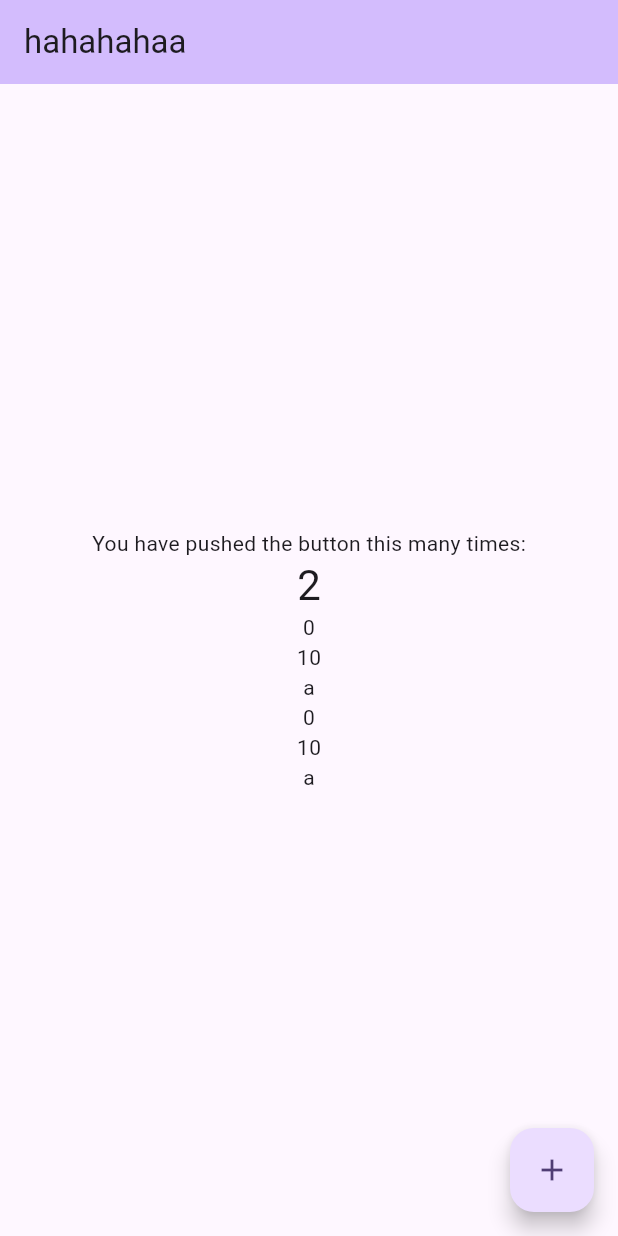
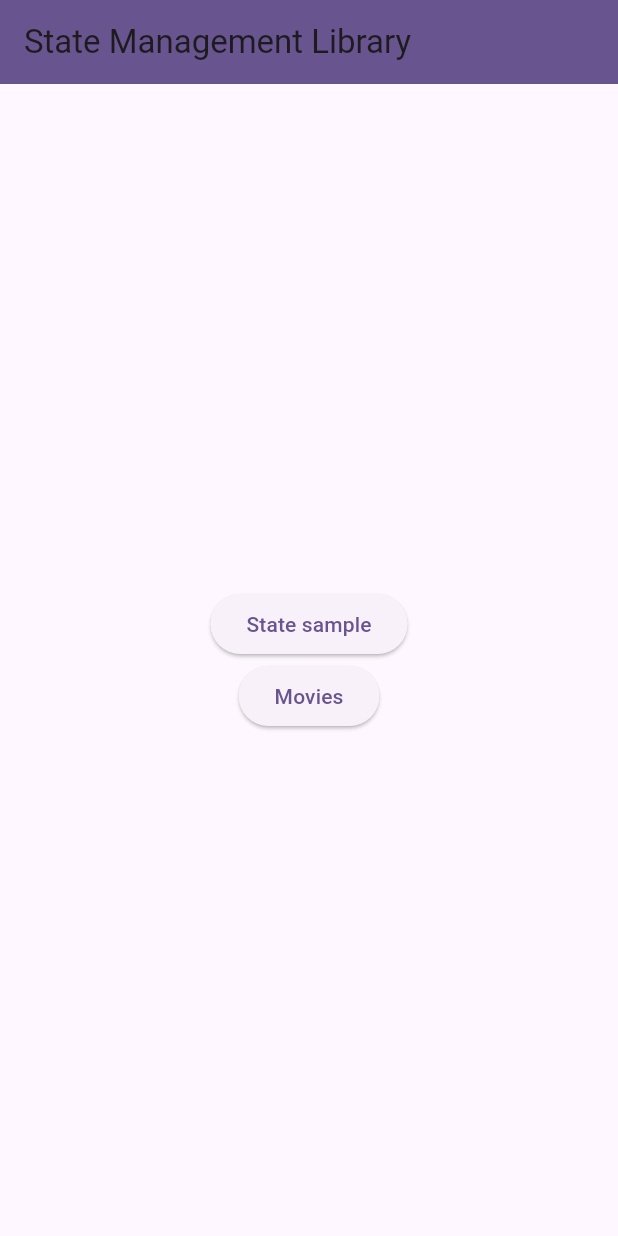
Before and after one commit to Pedrohmv/flutter-signal, a Flutter app: the screen it shows after launch, on a phone screen of 412 x 824 dp. Run offline on Flutter 3.47's test engine with Material 2 defaults, Android fonts, the phone set to English and light mode, and no system bars; our stand-ins replace cached_network_image, dio, get_it.

Commit message:
finish state management examples

```diff
--- /dev/null
+++ b/lib/home.dart
@@ -0,0 +1,33 @@
+import 'package:flutter/material.dart';
+
+class Home extends StatelessWidget {
+  const Home({super.key});
+
+  @override
+  Widget build(BuildContext context) {
+    return Scaffold(
+      appBar: AppBar(
+        backgroundColor: Theme.of(context).colorScheme.primary,
+        title: const Text('State Management Library'),
+      ),
+      body: Center(
+          child: Column(
+        mainAxisAlignment: MainAxisAlignment.center,
+        children: [
+          ElevatedButton(
+            onPressed: () {
+              Navigator.of(context).pushNamed('/states');
+            },
+            child: const Text('State sample'),
+          ),
+          ElevatedButton(
+            onPressed: () {
+              Navigator.of(context).pushNamed('/movies');
+            },
+            child: const Text('Movies'),
+          ),
+        ],
+      )),
+    );
+  }
+}
--- a/lib/main.dart
+++ b/lib/main.dart
@@ -1,105 +1,31 @@
 import 'package:flutter/material.dart';
+import 'package:signal/di.dart';
+import 'package:signal/home.dart';
+import 'package:signal/movies.dart';
 import 'package:signal/signal_widget.dart';
+import 'package:signal/state_sample.dart';
 
-void main() {
+void main() async {
+  await setup();
   runApp(const MyApp());
 }
 
 class MyApp extends StatelessWidget {
   const MyApp({super.key});
 
-  // This widget is the root of your application.
   @override
   Widget build(BuildContext context) {
     return MaterialApp(
       title: 'Flutter Demo',
       theme: ThemeData(
-        // This is the theme of your application.
-        //
-        // TRY THIS: Try running your application with "flutter run". You'll see
-        // the application has a blue toolbar. Then, without quitting the app,
-        // try changing the seedColor in the colorScheme below to Colors.green
-        // and then invoke "hot reload" (save your changes or press the "hot
-        // reload" button in a Flutter-supported IDE, or press "r" if you used
-        // the command line to start the app).
-        //
-        // Notice that the counter didn't reset back to zero; the application
-        // state is not lost during the reload. To reset the state, use hot
-        // restart instead.
-        //
-        // This works for code too, not just values: Most code changes can be
-        // tested with just a hot reload.
         colorScheme: ColorScheme.fromSeed(seedColor: Colors.deepPurple),
         useMaterial3: true,
       ),
-      home: const MyWidget(),
+      routes: {
+        '/': (_) => const Home(),
+        '/movies': (_) => const Movies(),
+        '/states': (_) => const StateSample(),
+      },
     );
   }
 }
-
-class MyWidget extends StatelessWidget {
-  const MyWidget({super.key});
-
-  @override
-  Widget build(BuildContext context) {
-    final a = ValueNotifier(2);
-    return Scaffold(
-      appBar: AppBar(
-        backgroundColor: Theme.of(context).colorScheme.inversePrimary,
-        title: Text('hahahahaa'),
-      ),
-      body: Center(
-        child: Column(
-          mainAxisAlignment: MainAxisAlignment.center,
-          children: <Widget>[
-            const Text(
-              'You have pushed the button this many times:',
-            ),
-            ValueListenableBuilder(
-              valueListenable: a,
-              builder: (context, value, _) {
-                return Text(
-                  '$value',
-                  style: Theme.of(context).textTheme.headlineMedium,
-                );
-              },
-            ),
-            const Teste(),
-            const Teste(),
-          ],
-        ),
-      ),
-      floatingActionButton: FloatingActionButton(
-        onPressed: () {
-          a.value = a.value + 1;
-        },
-        tooltip: 'Increment',
-        child: const Icon(Icons.add),
-      ), // This trailing comma makes auto-formatting nicer for build methods.
-    );
-  }
-}
-
-class Teste extends SignalWidget {
-  const Teste({super.key});
-
-  @override
-  Widget build(BuildContext context) {
-    final (count, setCount) = (context as SignalElement).createSignal(0);
-    final (count2, setCount2) = (context).createSignal(10);
-    final (word, setWord) = context.createSignal('a');
-    return GestureDetector(
-        onTap: () {
-          setCount(count() + 1);
-          setCount2(count2() + 1);
-          setWord(word() + word());
-        },
-        child: Column(
-          children: [
-            Text('${count()}'),
-            Text('${count2()}'),
-            Text(word()),
-          ],
-        ));
-  }
-}
--- /dev/null
+++ b/lib/movies.dart
@@ -0,0 +1,45 @@
+import 'package:flutter/material.dart';
+import 'package:signal/di.dart';
+import 'package:signal/fetch_movies.dart';
+import 'package:signal/movie_card.dart';
+import 'package:signal/movie_model.dart';
+import 'package:signal/signal.dart';
+import 'package:signal/signal_widget.dart';
+
+class Movies extends StatelessWidget {
+  const Movies({super.key});
+
+  @override
+  Widget build(BuildContext context) {
+    final fetchMovies = sl.get<FetchMovies>();
+    return Scaffold(
+      appBar: AppBar(
+        backgroundColor: Theme.of(context).colorScheme.primary,
+        title: const Text('Movies'),
+      ),
+      body: SignalBuilder(builder: (ctx) {
+        final (movies, setMovies) =
+            (ctx as SignalElement).createSignal<List<MovieModel>>([]);
+        ctx.createEffect(() {
+          fetchMovies.bindChanges((movies) {
+            setMovies(movies);
+          });
+          fetchMovies.fetch();
+        });
+
+        return GridView.builder(
+          gridDelegate: const SliverGridDelegateWithFixedCrossAxisCount(
+              crossAxisCount: 2, childAspectRatio: 9 / 16),
+          itemBuilder: (_, index) {
+            final movie = movies()[index];
+            return MovieCard(
+              title: movie.title,
+              posterPath: movie.posterPath,
+            );
+          },
+          itemCount: movies().length,
+        );
+      }),
+    );
+  }
+}
--- a/pubspec.yaml
+++ b/pubspec.yaml
@@ -35,6 +35,9 @@ dependencies:
   # The following adds the Cupertino Icons font to your application.
   # Use with the CupertinoIcons class for iOS style icons.
   cupertino_icons: ^1.0.2
+  dio: ^5.3.3
+  get_it: ^7.6.4
+  cached_network_image: ^3.3.0
 
 dev_dependencies:
   flutter_test:
```
Also changed, not shown: lib/di.dart (added, +28 -0 lines), lib/fetch_movies.dart (added, +18 -0 lines), lib/movie_card.dart (added, +37 -0 lines), lib/movie_model.dart (added, +101 -0 lines), lib/movie_repository.dart (added, +12 -0 lines), lib/signal.dart (+18 -3 lines), lib/signal_widget.dart (+44 -14 lines), lib/state_sample.dart (added, +52 -0 lines), pubspec.lock, 7 other files.
